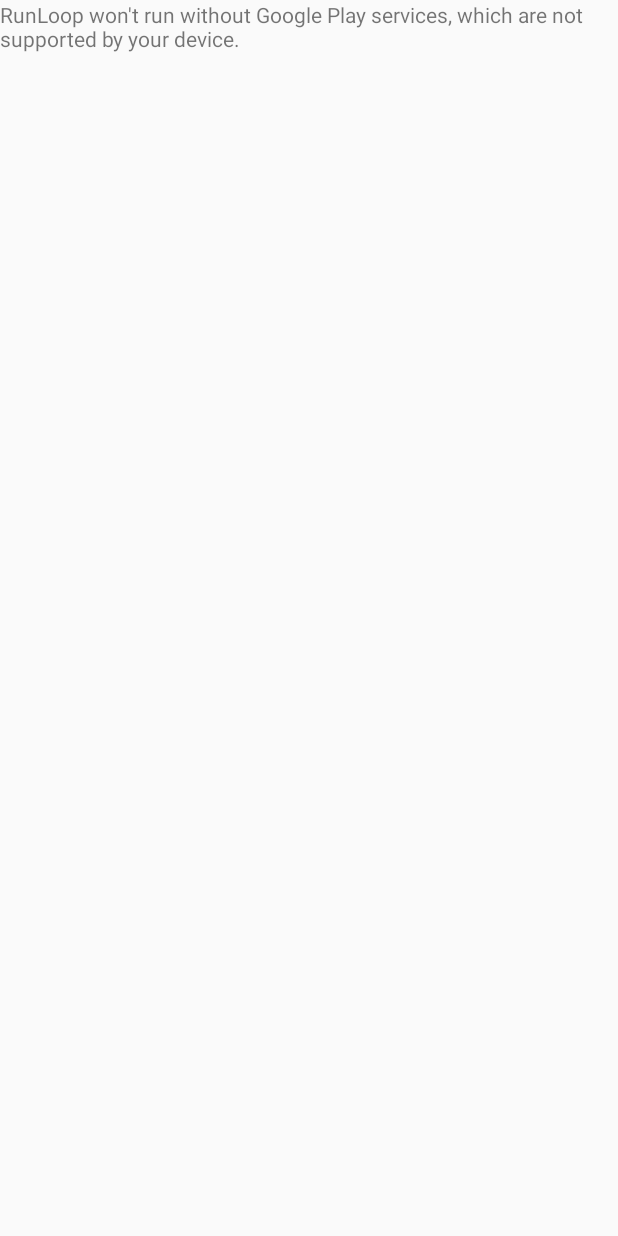
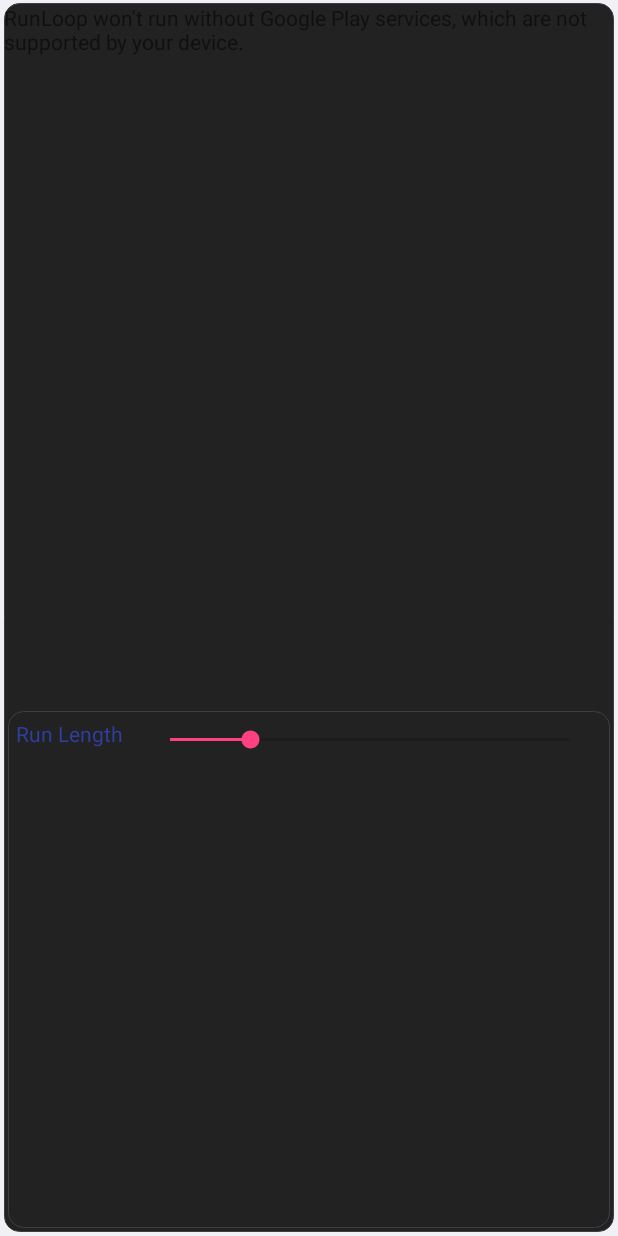
Before and after one commit to tlaferriere/gitgud-hackatown, an Android app: the PlanRunActivity screen opened directly, with no data from a screen before it, on a phone screen of 412 x 824 dp. Run offline under Robolectric (Android 15) with nearby library versions, the phone set to English and light mode, and no system bars.

```diff
--- a/app/src/main/java/com/runloop/www/runloop/PlanRunActivity.java
+++ b/app/src/main/java/com/runloop/www/runloop/PlanRunActivity.java
@@ -2,6 +2,8 @@ package com.runloop.www.runloop;
 
 import android.support.v4.app.FragmentActivity;
 import android.os.Bundle;
+import android.widget.SeekBar;
+import android.widget.Toast;
 
 import com.google.android.gms.maps.CameraUpdateFactory;
 import com.google.android.gms.maps.GoogleMap;
@@ -24,6 +26,25 @@ public class PlanRunActivity extends FragmentActivity implements OnMapReadyCallb
         mapFragment.getMapAsync(this);
     }
 
+    distanceControl = (SeekBar) findViewById(R.id.volume_bar);
+
+    distanceControl.setOnSeekBarChangeListener(new OnSeekBarChangeListener() {
+        int progressChanged = 0;
+
+        public void onProgressChanged(SeekBar seekBar, int progress, boolean fromUser){
+            progressChanged = progress;
+        }
+
+        public void onStartTrackingTouch(SeekBar seekBar) {
+            // TODO Auto-generated method stub
+        }
+
+        public void onStopTrackingTouch(SeekBar seekBar) {
+            Toast.makeText(SeekbarActivity.this,"seek bar progress:"+progressChanged,
+                    Toast.LENGTH_SHORT).show();
+        }
+    });
+
 
     /**
      * Manipulates the map once available.
--- /dev/null
+++ b/app/src/main/res/drawable/background_view_rounded_single.xml
@@ -0,0 +1,20 @@
+<?xml version="1.0" encoding="UTF-8"?>
+<inset android:insetLeft="1.0px" android:insetRight="1.0px" android:insetTop="0.0px" android:insetBottom="1.0px"
+    xmlns:android="http://schemas.android.com/apk/res/android">
+    <selector>
+        <item android:state_pressed="true">
+            <shape>
+                <gradient android:startColor="@color/rounded_container_bg" android:endColor="@color/rounded_container_bg" android:angle="270.0" />
+                <corners android:radius="11.0dip" />
+            </shape>
+        </item>
+        <item>
+            <shape>
+                <stroke android:width="1.0px" android:color="@color/rounded_container_border" />
+                <gradient android:startColor="@color/rounded_container_bg" android:endColor="@color/rounded_container_bg" android:angle="270.0" />
+                <corners android:radius="10.0dip" />
+
+            </shape>
+        </item>
+    </selector>
+</inset>
--- /dev/null
+++ b/app/src/main/res/drawable/progressbar.xml
@@ -0,0 +1,39 @@
+<?xml version="1.0" encoding="utf-8"?>
+<layer-list xmlns:android="http://schemas.android.com/apk/res/android" >
+
+    <item android:id="@android:id/background">
+        <shape android:shape="rectangle" >
+            <corners android:radius="5dp" />
+
+            <gradient
+                android:angle="270"
+                android:endColor="@color/light_gray_header_color"
+                android:startColor="@color/light_gray_header_color" />
+        </shape>
+    </item>
+    <item android:id="@android:id/secondaryProgress">
+        <clip>
+            <shape android:shape="rectangle" >
+                <corners android:radius="5dp" />
+
+                <gradient
+                    android:angle="270"
+                    android:endColor="#00996a"
+                    android:startColor="#00d190" />
+            </shape>
+        </clip>
+    </item>
+    <item android:id="@android:id/progress">
+        <clip>
+            <shape android:shape="rectangle" >
+                <corners android:radius="5dp" />
+
+                <gradient
+                    android:angle="270"
+                    android:endColor="#00996a"
+                    android:startColor="#00d190" />
+            </shape>
+        </clip>
+    </item>
+
+</layer-list>
--- a/app/src/main/res/layout/activity_plan_run.xml
+++ b/app/src/main/res/layout/activity_plan_run.xml
@@ -1,8 +1,60 @@
+
+<RelativeLayout xmlns:android="http://schemas.android.com/apk/res/android"
+android:layout_width="fill_parent"
+android:layout_height="fill_parent"
+android:background="#F0F0F5" >
+
+<LinearLayout
+    android:layout_width="fill_parent"
+    android:layout_height="fill_parent"
+    android:layout_margin="2dp"
+    android:background="@drawable/background_view_rounded_single"
+    android:orientation="vertical"
+    android:visibility="visible" >
+
     <fragment xmlns:android="http://schemas.android.com/apk/res/android"
         xmlns:map="http://schemas.android.com/apk/res-auto"
         xmlns:tools="http://schemas.android.com/tools"
         android:id="@+id/map"
         android:name="com.google.android.gms.maps.SupportMapFragment"
         android:layout_width="match_parent"
-    android:layout_height="match_parent"
+        android:layout_height="470dp"
         tools:context="com.runloop.www.runloop.PlanRunActivity" />
+    <LinearLayout
+        android:layout_width="fill_parent"
+        android:layout_height="fill_parent"
+        android:layout_margin="2dp"
+        android:background="@drawable/background_view_rounded_single"
+        android:orientation="horizontal"
+        android:visibility="visible" >
+
+        <TextView
+            android:layout_width="wrap_content"
+            android:layout_height="wrap_content"
+            android:padding="5dp"
+            android:text="Run Length"
+            android:textColor="@color/colorPrimaryDark"
+            android:textSize="14sp" />
+
+    <SeekBar
+        android:id="@+id/seek1"
+        android:layout_width="fill_parent"
+        android:layout_height="wrap_content"
+        android:layout_margin="10dp"
+        android:progress="20"
+        android:secondaryProgress="20" />
+
+    <SeekBar
+        android:id="@+id/volume_bar"
+        android:layout_width="fill_parent"
+        android:layout_height="wrap_content"
+        android:layout_margin="10dp"
+        android:max="100"
+        android:progress="0"
+        android:progressDrawable="@drawable/progressbar"
+        android:secondaryProgress="0" />
+
+    </LinearLayout>
+</LinearLayout>
+
+</RelativeLayout>
--- a/app/src/main/res/values/colors.xml
+++ b/app/src/main/res/values/colors.xml
@@ -1,6 +1,10 @@
 <?xml version="1.0" encoding="utf-8"?>
 <resources>
     <color name="colorPrimary">#3F51B5</color>
-    <color name="colorPrimaryDark">#303F9F</color>
+    <color name="colorPrimaryDark">#303f9f</color>
     <color name="colorAccent">#FF4081</color>
+    <color name="default_screen_bg">#f9f9f9</color>
+    <color name="rounded_container_bg">#222222</color>
+    <color name="rounded_container_border">#3b3f44</color>
+    <color name="light_gray_header_color">#646663</color>
 </resources>
```
Also changed, not shown: 9 other files. Lines whose indentation alone changed are shown as unchanged.
